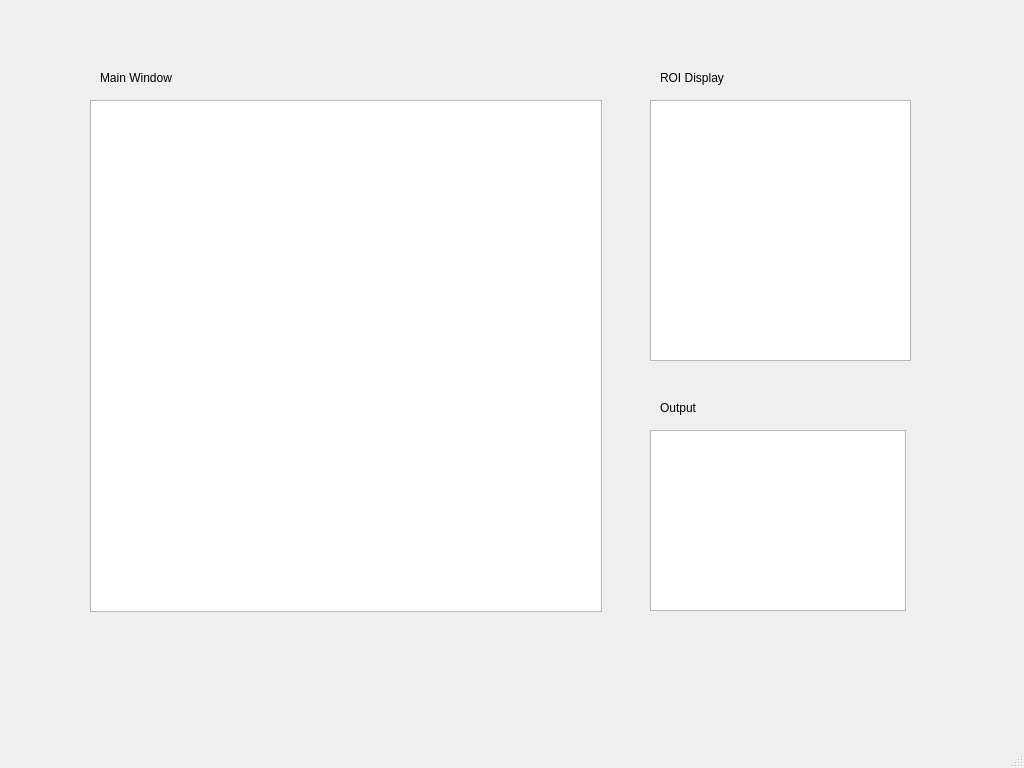
ogdenk/PyQtGraphImage, file PyQtGraphImage.ui: the form before one commit.
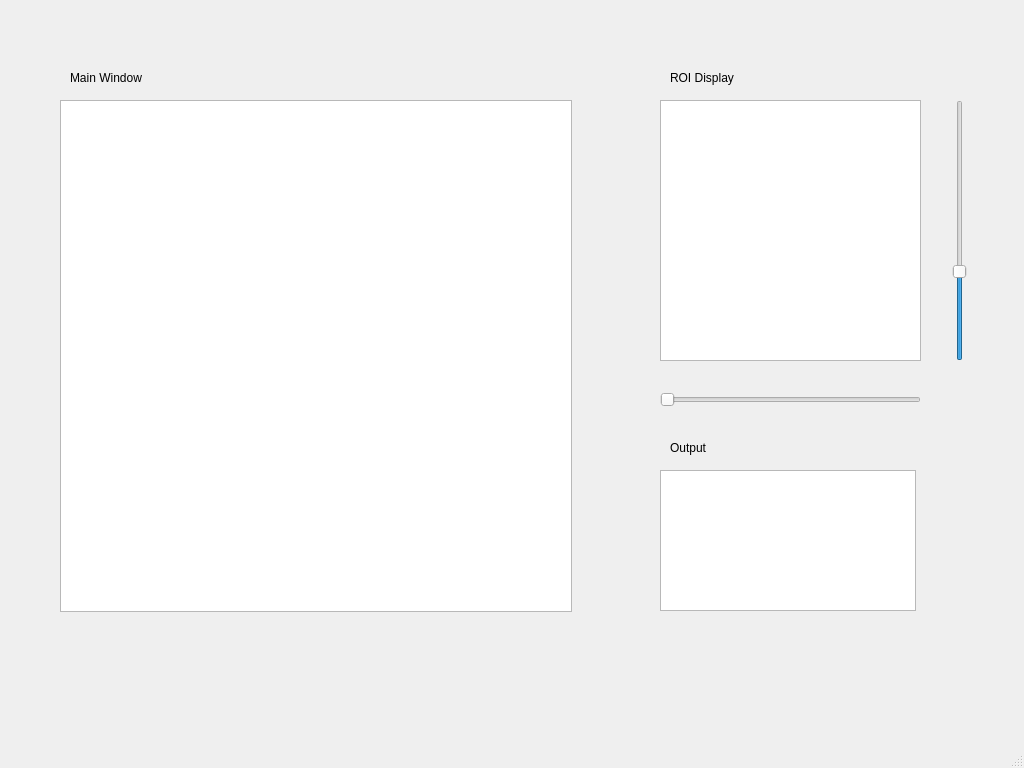
The form after the commit. Custom widgets are drawn as their Qt base class.

Commit message: Contrast/Density/Range slider functionality added

The edit to the form file:
```diff
--- a/PyQtGraphImage.ui
+++ b/PyQtGraphImage.ui
@@ -17,7 +17,7 @@
    <widget class="PlotWidget" name="graphicsView">
     <property name="geometry">
      <rect>
-      <x>90</x>
+      <x>60</x>
       <y>100</y>
       <width>512</width>
       <height>512</height>
@@ -27,7 +27,7 @@
    <widget class="QGraphicsView" name="graphicsView_2">
     <property name="geometry">
      <rect>
-      <x>650</x>
+      <x>660</x>
       <y>100</y>
       <width>261</width>
       <height>261</height>
@@ -37,7 +37,7 @@
    <widget class="QLabel" name="label">
     <property name="geometry">
      <rect>
-      <x>100</x>
+      <x>70</x>
       <y>70</y>
       <width>81</width>
       <height>16</height>
@@ -50,7 +50,7 @@
    <widget class="QLabel" name="label_2">
     <property name="geometry">
      <rect>
-      <x>660</x>
+      <x>670</x>
       <y>70</y>
       <width>71</width>
       <height>16</height>
@@ -63,8 +63,8 @@
    <widget class="QLabel" name="label_3">
     <property name="geometry">
      <rect>
-      <x>660</x>
-      <y>400</y>
+      <x>670</x>
+      <y>440</y>
       <width>60</width>
       <height>16</height>
      </rect>
@@ -76,10 +76,10 @@
    <widget class="QTextBrowser" name="textBrowser">
     <property name="geometry">
      <rect>
-      <x>650</x>
-      <y>430</y>
+      <x>660</x>
+      <y>470</y>
       <width>256</width>
-      <height>181</height>
+      <height>141</height>
      </rect>
     </property>
     <property name="maximumSize">
@@ -92,6 +92,44 @@
      <set>Qt::TextSelectableByKeyboard|Qt::TextSelectableByMouse</set>
     </property>
    </widget>
+   <widget class="QSlider" name="horizontalSlider">
+    <property name="geometry">
+     <rect>
+      <x>660</x>
+      <y>390</y>
+      <width>261</width>
+      <height>19</height>
+     </rect>
+    </property>
+    <property name="minimum">
+     <number>1</number>
+    </property>
+    <property name="maximum">
+     <number>4000</number>
+    </property>
+    <property name="orientation">
+     <enum>Qt::Horizontal</enum>
+    </property>
+   </widget>
+   <widget class="QSlider" name="verticalSlider">
+    <property name="geometry">
+     <rect>
+      <x>950</x>
+      <y>100</y>
+      <width>19</width>
+      <height>261</height>
+     </rect>
+    </property>
+    <property name="minimum">
+     <number>-1000</number>
+    </property>
+    <property name="maximum">
+     <number>2000</number>
+    </property>
+    <property name="orientation">
+     <enum>Qt::Vertical</enum>
+    </property>
+   </widget>
   </widget>
   <widget class="QMenuBar" name="menubar">
    <property name="geometry">
```
Left out of the diff: 2 changed lines with no effect on the pictures. The commit also changes 2 other files.
